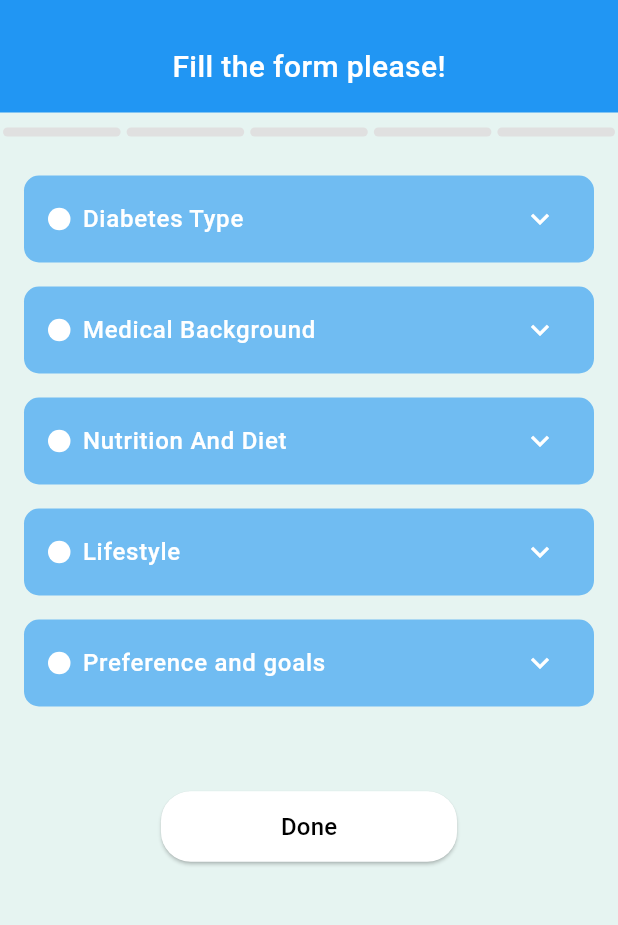
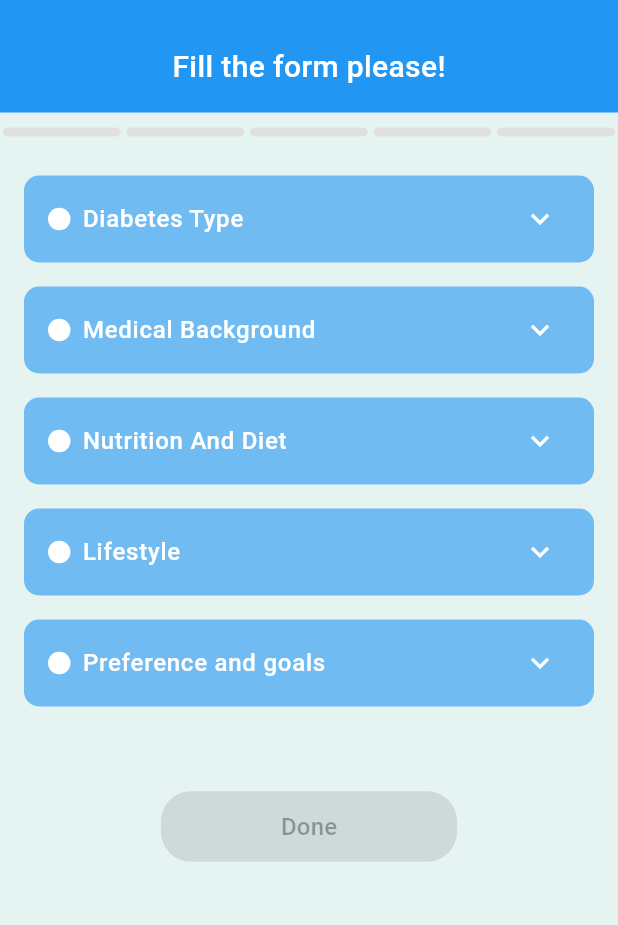
Before and after one commit to rihambg/APP_backend., a Flutter app: the DiabetesFormScreen screen opened directly with empty values, on a phone screen of 412 x 824 dp, the part 63-988 px from its top. Run offline on Flutter 3.47's test engine with Material 3 defaults, Android fonts, the phone set to English and light mode, and no system bars; our stand-ins replace file_picker, fl_chart, font_awesome_flutter, google_fonts, google_sign_in, intl_phone_field and 3 more; accounts and stored records are empty.

Commit message:
this is the finel upgrade
good luck

```diff
--- a/APP/frontend/lib/models/question_model.dart
+++ b/APP/frontend/lib/models/question_model.dart
@@ -1,9 +1,10 @@
 class Question {
 final String text;
 final String? description;
-  final List<String> options;
+final List options;
 final String answerKey;
 final bool multipleChoice;
+final bool isTextInput;  // indicates if this question should show a text field
 
 Question({
 required this.text,
@@ -11,5 +12,6 @@ class Question {
 required this.options,
 required this.answerKey,
 this.multipleChoice = false,
+this.isTextInput = false,  // default to false
 });
 }
--- a/APP/frontend/lib/pages/diabetes_form_screen.dart
+++ b/APP/frontend/lib/pages/diabetes_form_screen.dart
@@ -150,10 +150,30 @@ class _DiabetesFormScreenState extends State<DiabetesFormScreen> {
   void _refresh() => setState(() {});
 
   double _sectionProgress(List<Question> questions) {
-    int answered =
-        questions.where((q) => _userAnswers.containsKey(q.answerKey)).length;
+      int answered = questions
+        .where((q) {
+          final ans = _userAnswers[q.answerKey];
+          if (q.multipleChoice) {
+            return ans is List && ans.length == 1; // Enforcing only one value
+          }
+          return ans != null && ans.toString().trim().isNotEmpty;
+        })
+        .length;
     return questions.isEmpty ? 0 : answered / questions.length;
   }
+
+   bool _isFormComplete() {
+    return _allQuestions()
+        .expand((qList) => qList)
+        .every((q) {
+          final ans = _userAnswers[q.answerKey];
+          if (q.multipleChoice) {
+            return ans is List && ans.length == 1;
+          }
+          return ans != null && ans.toString().trim().isNotEmpty;
+        });
+  }
+
 
   Future<void> _submitForm() async {
     if (_userAnswers.length != _totalQuestions) {
@@ -288,19 +308,30 @@ class _DiabetesFormScreenState extends State<DiabetesFormScreen> {
                   _section('Preference and goals', _preferenceQuestions()),
                   const SizedBox(height: 40),
                   ElevatedButton(
-                    onPressed: _isLoading ? null : _submitForm,
+                    onPressed: _isFormComplete()
+                        ? () {
+                            print(_userAnswers);
+                            ScaffoldMessenger.of(context)
+                                .showSnackBar(const SnackBar(
+                              content: Text('Form submitted successfully!'),
+                            ));
+                          }
+                        : null,
                     style: ElevatedButton.styleFrom(
-                      backgroundColor: Colors.white,
-                      foregroundColor: Colors.black,
+                      backgroundColor: _isFormComplete()
+                          ? AppColors.primary
+                          : formColors.white,
+                      foregroundColor: _isFormComplete()
+                          ? formColors.white
+                          : formColors.textDark,
                       padding: const EdgeInsets.symmetric(
                           horizontal: 80, vertical: 12),
                       shape: RoundedRectangleBorder(
                         borderRadius: BorderRadius.circular(20),
                       ),
                     ),
-                    child: _isLoading
-                        ? const CircularProgressIndicator()
-                        : const Text('Done', style: TextStyle(fontSize: 16)),
+                    child:
+                        const Text('Done', style: TextStyle(fontSize: 16)),
                   ),
                   const SizedBox(height: 20),
                 ],
--- a/APP/frontend/lib/widgets/expandable_section.dart
+++ b/APP/frontend/lib/widgets/expandable_section.dart
@@ -1,25 +1,48 @@
 import 'package:flutter/material.dart';
 import '../models/question_model.dart';
-import 'question_widget.dart';
 import '../constants/colors.dart';
 
-class ExpandableSection extends StatelessWidget {
+class ExpandableSection extends StatefulWidget {
   final String title;
   final List<Question> questions;
   final Map<String, dynamic> userAnswers;
-  final ValueChanged<void> onChanged;
+  final ValueChanged<Map<String, dynamic>> onChanged;
   final bool initiallyExpanded;
-  final Function(bool) onExpansionChanged;
+  final ValueChanged<bool> onExpansionChanged;
 
   const ExpandableSection({
-    super.key,
+    Key? key,
     required this.title,
     required this.questions,
     required this.userAnswers,
     required this.onChanged,
-    required this.initiallyExpanded,
     required this.onExpansionChanged,
-  });
+    this.initiallyExpanded = false,
+  }) : super(key: key);
+
+  @override
+  _ExpandableSectionState createState() => _ExpandableSectionState();
+}
+
+class _ExpandableSectionState extends State<ExpandableSection> {
+  late bool _expanded;
+
+  @override
+  void initState() {
+    super.initState();
+    _expanded = widget.initiallyExpanded;
+  }
+
+  void _updateAnswer(String key, dynamic value) {
+    final previous = widget.userAnswers[key];
+    if (previous != value) {
+      setState(() {
+        widget.userAnswers[key] = value;
+      });
+      // Notify parent of full map to recalculate progress
+      widget.onChanged(widget.userAnswers);
+    }
+  }
 
   @override
   Widget build(BuildContext context) {
@@ -30,8 +53,11 @@ class ExpandableSection extends StatelessWidget {
         borderRadius: BorderRadius.circular(10),
       ),
       child: ExpansionTile(
-        initiallyExpanded: initiallyExpanded,
-        onExpansionChanged: onExpansionChanged,
+        initiallyExpanded: _expanded,
+        onExpansionChanged: (open) {
+          setState(() => _expanded = open);
+          widget.onExpansionChanged(open);
+        },
         iconColor: formColors.white,
         collapsedIconColor: formColors.white,
         title: Row(
@@ -46,7 +72,7 @@ class ExpandableSection extends StatelessWidget {
             ),
             const SizedBox(width: 8),
             Text(
-              title,
+              widget.title,
               style: const TextStyle(
                 fontSize: 16,
                 fontWeight: FontWeight.w500,
@@ -61,13 +87,65 @@ class ExpandableSection extends StatelessWidget {
             color: formColors.white,
             child: Column(
               crossAxisAlignment: CrossAxisAlignment.start,
-              children: questions
-                  .map((q) => QuestionWidget(
-                        question: q,
-                        userAnswers: userAnswers,
-                        onChanged: onChanged,
-                      ))
-                  .toList(),
+              children: widget.questions.map((q) {
+                final current = widget.userAnswers[q.answerKey];
+
+                return Padding(
+                  padding: const EdgeInsets.symmetric(vertical: 8),
+                  child: Column(
+                    crossAxisAlignment: CrossAxisAlignment.start,
+                    children: [
+                      Text(
+                        q.text,
+                        style: const TextStyle(
+                          fontWeight: FontWeight.w500,
+                          fontSize: 14,
+                        ),
+                      ),
+                      const SizedBox(height: 6),
+
+                      ...q.options.map((opt) {
+                        return RadioListTile<String>(
+                          title: Text(opt),
+                          value: opt,
+                          groupValue: current as String?,
+                          onChanged: (val) {
+                            _updateAnswer(q.answerKey, val);
+                          },
+                        );
+                      }).toList(),
+
+                      if (q.answerKey == 'allergies' &&
+                          widget.userAnswers['allergies'] == 'Yes')
+                        Padding(
+                          padding: const EdgeInsets.only(left: 16, top: 8),
+                          child: TextField(
+                            decoration: const InputDecoration(
+                              hintText: 'Please list your allergies',
+                              border: OutlineInputBorder(),
+                            ),
+                            onChanged: (txt) =>
+                                _updateAnswer('allergies_details', txt),
+                          ),
+                        ),
+
+                      if (q.answerKey == 'has_chronic_illness' &&
+                          widget.userAnswers['has_chronic_illness'] == 'Yes')
+                        Padding(
+                          padding: const EdgeInsets.only(left: 16, top: 8),
+                          child: TextField(
+                            decoration: const InputDecoration(
+                              hintText: 'Please describe your chronic illnesses',
+                              border: OutlineInputBorder(),
+                            ),
+                            onChanged: (txt) =>
+                                _updateAnswer('chronic_illness_details', txt),
+                          ),
+                        ),
+                    ],
+                  ),
+                );
+              }).toList(),
             ),
           ),
         ],
```
Lines whose indentation alone changed are shown as unchanged.
